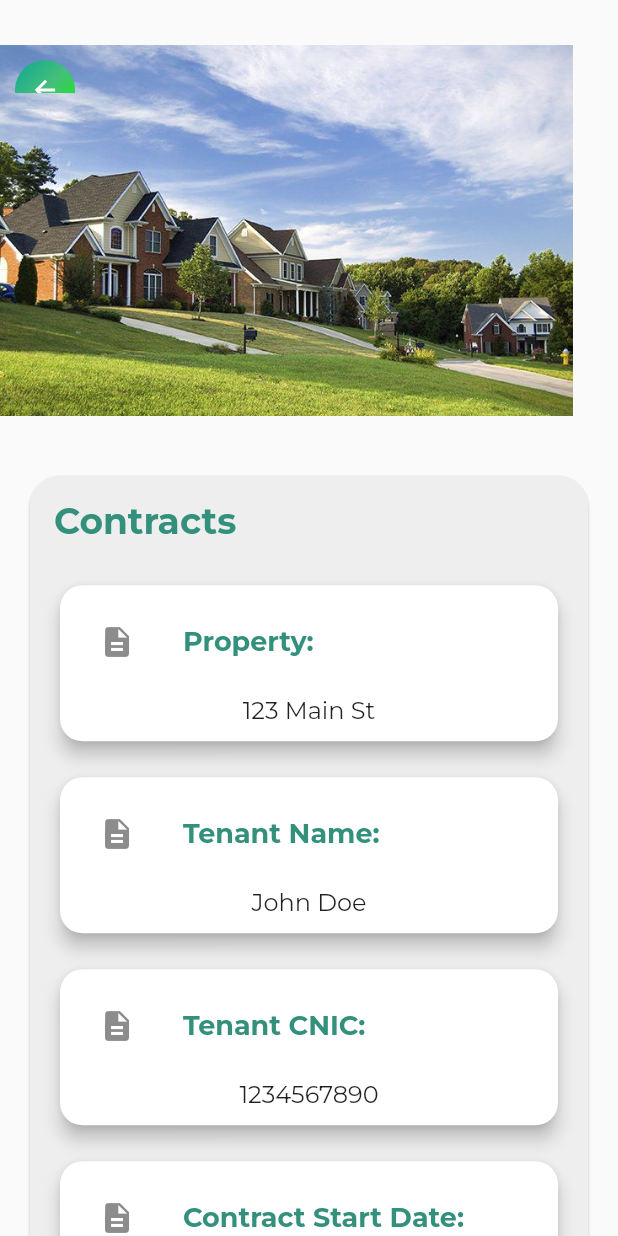
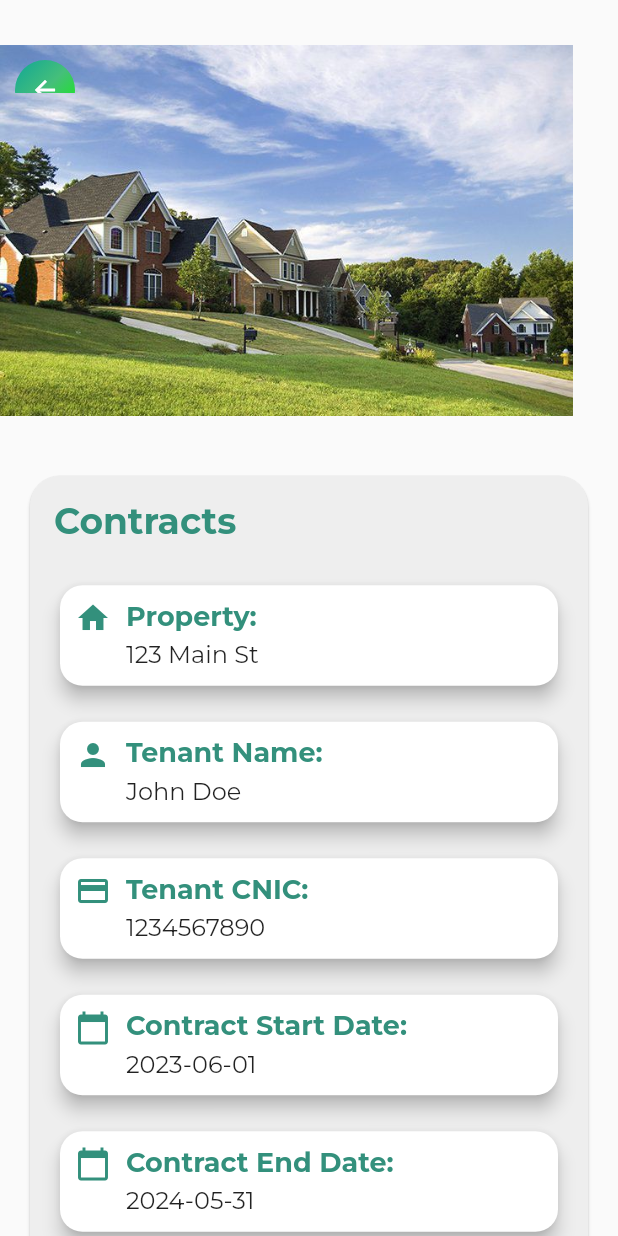
Before and after one commit to shahfarazz/rehnaa-concept, a Flutter app: the ContractPage screen opened directly, on a phone screen of 412 x 824 dp. Run offline on Flutter 3.47's test engine with Material 2 defaults, Android fonts, the phone set to English and light mode, and no system bars; our stand-ins replace cached_network_image, carousel_slider, cloud_firestore, confetti, firebase_auth, firebase_core and 3 more; accounts and stored records are empty.

Commit message:
Contracts icons and data

```diff
--- a/lib/frontend/Screens/Landlord/contract.dart
+++ b/lib/frontend/Screens/Landlord/contract.dart
@@ -124,41 +124,56 @@ class MyScreen extends StatelessWidget {
     ),
   ),
   const SizedBox(height: 24),
-                        const ContractCard(
-                            label: 'Property:', data: '123 Main St'),
+  ContractCard(
+    icon: Icons.home,
+    label: 'Property:',
+    data: '123 Main St',
+  ),
   const SizedBox(height: 16),
-                        const ContractCard(
-                            label: 'Tenant Name:', data: 'John Doe'),
+  ContractCard(
+    icon: Icons.person,
+    label: 'Tenant Name:',
+    data: 'John Doe',
+  ),
   const SizedBox(height: 16),
-                        const ContractCard(
+  ContractCard(
+    icon: Icons.credit_card,
     label: 'Tenant CNIC:',
     data: '1234567890',
   ),
   const SizedBox(height: 16),
-                        const ContractCard(
+  ContractCard(
+    icon: Icons.calendar_today,
     label: 'Contract Start Date:',
     data: '2023-06-01',
   ),
   const SizedBox(height: 16),
-                        const ContractCard(
+  ContractCard(
+    icon: Icons.calendar_today,
     label: 'Contract End Date:',
     data: '2024-05-31',
   ),
   const SizedBox(height: 16),
-                        const ContractCard(
-                            label: 'Police Verified:', data: 'Yes'),
+  ContractCard(
+    icon: Icons.verified_user,
+    label: 'Police Verified:',
+    data: 'Yes',
+  ),
   const SizedBox(height: 16),
-                        const ContractCard(
+  ContractCard(
+    icon: Icons.gavel,
     label: 'Court Regulation:',
     data: 'ABC123',
   ),
   const SizedBox(height: 16),
-                        const ContractCard(
+  ContractCard(
+    icon: Icons.assignment,
     label: 'Notary Republic Stamp:',
     data: 'XYZ456',
   ),
   const SizedBox(height: 24),
 ],
+
                     ),
                   ),
                 ),
@@ -172,10 +187,11 @@ class MyScreen extends StatelessWidget {
 }
 
 class ContractCard extends StatelessWidget {
+  final IconData icon;
   final String label;
   final String data;
 
-  const ContractCard({Key? key, required this.label, required this.data}) : super(key: key);
+  const ContractCard({Key? key, required this.icon, required this.label, required this.data}) : super(key: key);
 
   @override
   Widget build(BuildContext context) {
@@ -186,14 +202,20 @@ class ContractCard extends StatelessWidget {
       elevation: 5, // shadow
       child: Padding(
         padding: const EdgeInsets.all(10),
+        child: Row(
+          crossAxisAlignment: CrossAxisAlignment.start,
+          children: <Widget>[
+            Icon(
+              icon,
+              size: 24,
+              color: const Color(0xff33907c),
+            ),
+            SizedBox(width: 10),
+            Expanded(
               child: Column(
                 crossAxisAlignment: CrossAxisAlignment.start,
-          children: <Widget>[
-            ListTile(
-              leading: const Icon(
-                Icons.description,
-              ), // an icon next to the contract label
-              title: Text(
+                children: [
+                  Text(
                     label,
                     style: GoogleFonts.montserrat(
                       fontWeight: FontWeight.bold, // bold contract label
@@ -201,16 +223,15 @@ class ContractCard extends StatelessWidget {
                       color: const Color(0xff33907c),
                     ),
                   ),
-            ),
-            SizedBox(height: 8),
-            Center(
-              child: Text(
+                  SizedBox(height: 5),
+                  Text(
                     data,
                     style: GoogleFonts.montserrat(
                       fontWeight: FontWeight.normal, // normal contract data
                       fontSize: 16,
                     ),
-                textAlign: TextAlign.center,
+                  ),
+                ],
               ),
             ),
           ],
```
Lines whose indentation alone changed are shown as unchanged.
